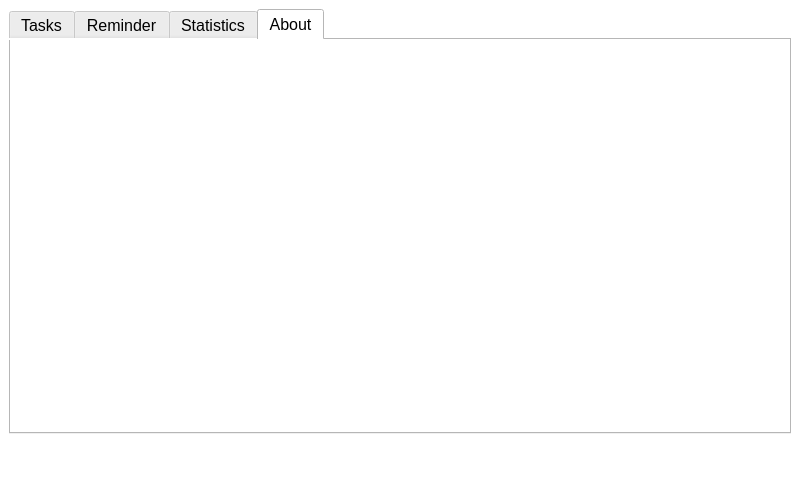
This is MainWindow.ui in songquanpeng/time-master as Qt 5 draws it before an edit. The edited form follows.
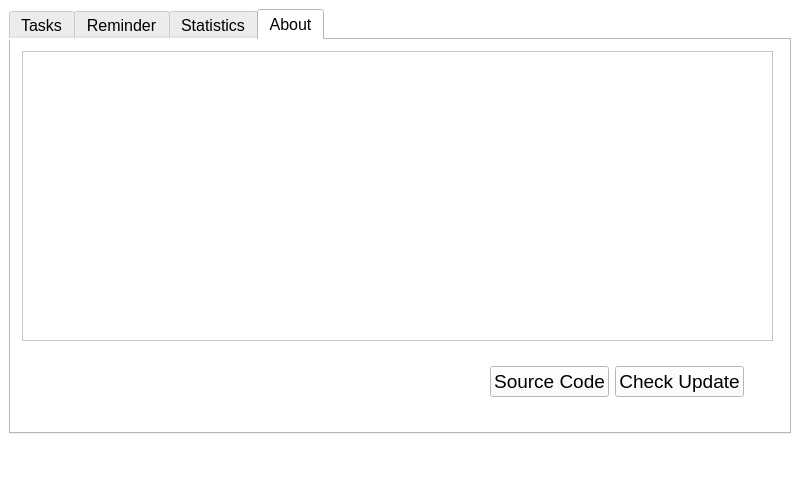
This is the edited form. The open tabs and pages were chosen to show the change. Icons and pictures are not drawn.

What changed in the file:
```diff
--- a/MainWindow.ui
+++ b/MainWindow.ui
@@ -45,15 +45,9 @@
      <height>443</height>
     </size>
    </property>
+   <layout class="QGridLayout" name="gridLayout">
+    <item row="0" column="0">
    <widget class="QTabWidget" name="tabWidget">
-    <property name="geometry">
-     <rect>
-      <x>9</x>
-      <y>9</y>
-      <width>782</width>
-      <height>425</height>
-     </rect>
-    </property>
     <property name="font">
      <font>
       <family>Segoe UI</family>
@@ -582,8 +576,85 @@
      <attribute name="title">
       <string>About</string>
      </attribute>
-    </widget>
-   </widget>
+       <widget class="QTextBrowser" name="textBrowser">
+        <property name="geometry">
+         <rect>
+          <x>11</x>
+          <y>11</y>
+          <width>751</width>
+          <height>290</height>
+         </rect>
+        </property>
+        <property name="minimumSize">
+         <size>
+          <width>750</width>
+          <height>0</height>
+         </size>
+        </property>
+       </widget>
+       <widget class="QWidget" name="">
+        <property name="geometry">
+         <rect>
+          <x>20</x>
+          <y>320</y>
+          <width>713</width>
+          <height>44</height>
+         </rect>
+        </property>
+        <layout class="QHBoxLayout" name="horizontalLayout_7">
+         <item>
+          <spacer name="horizontalSpacer_4">
+           <property name="orientation">
+            <enum>Qt::Horizontal</enum>
+           </property>
+           <property name="sizeHint" stdset="0">
+            <size>
+             <width>408</width>
+             <height>20</height>
+            </size>
+           </property>
+          </spacer>
+         </item>
+         <item>
+          <layout class="QHBoxLayout" name="horizontalLayout_6">
+           <item>
+            <widget class="QPushButton" name="sourceCodeBtn">
+             <property name="font">
+              <font>
+               <family>Segoe UI</family>
+               <pointsize>14</pointsize>
+               <weight>50</weight>
+               <bold>false</bold>
+              </font>
+             </property>
+             <property name="text">
+              <string>Source Code</string>
+             </property>
+            </widget>
+           </item>
+           <item>
+            <widget class="QPushButton" name="checkUpdateBtn">
+             <property name="font">
+              <font>
+               <family>Segoe UI</family>
+               <pointsize>14</pointsize>
+               <weight>50</weight>
+               <bold>false</bold>
+              </font>
+             </property>
+             <property name="text">
+              <string>Check Update</string>
+             </property>
+            </widget>
+           </item>
+          </layout>
+         </item>
+        </layout>
+       </widget>
+      </widget>
+     </widget>
+    </item>
+   </layout>
   </widget>
   <widget class="QMenuBar" name="menubar">
    <property name="geometry">
```
Lines whose indentation alone changed are shown as unchanged.
